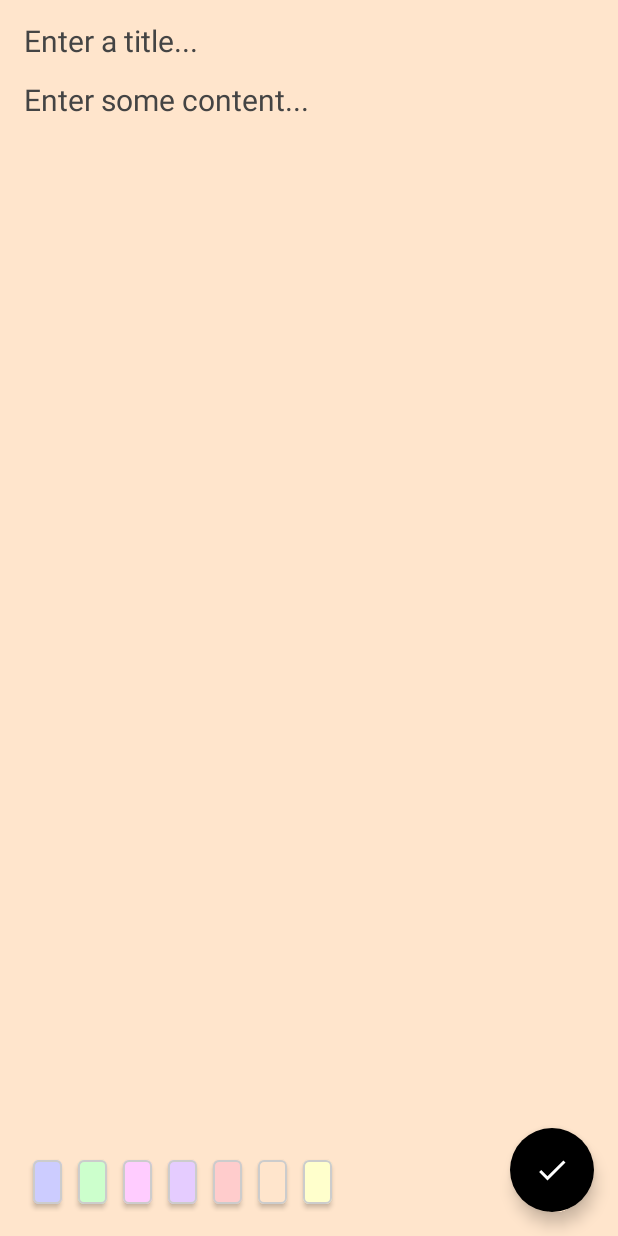
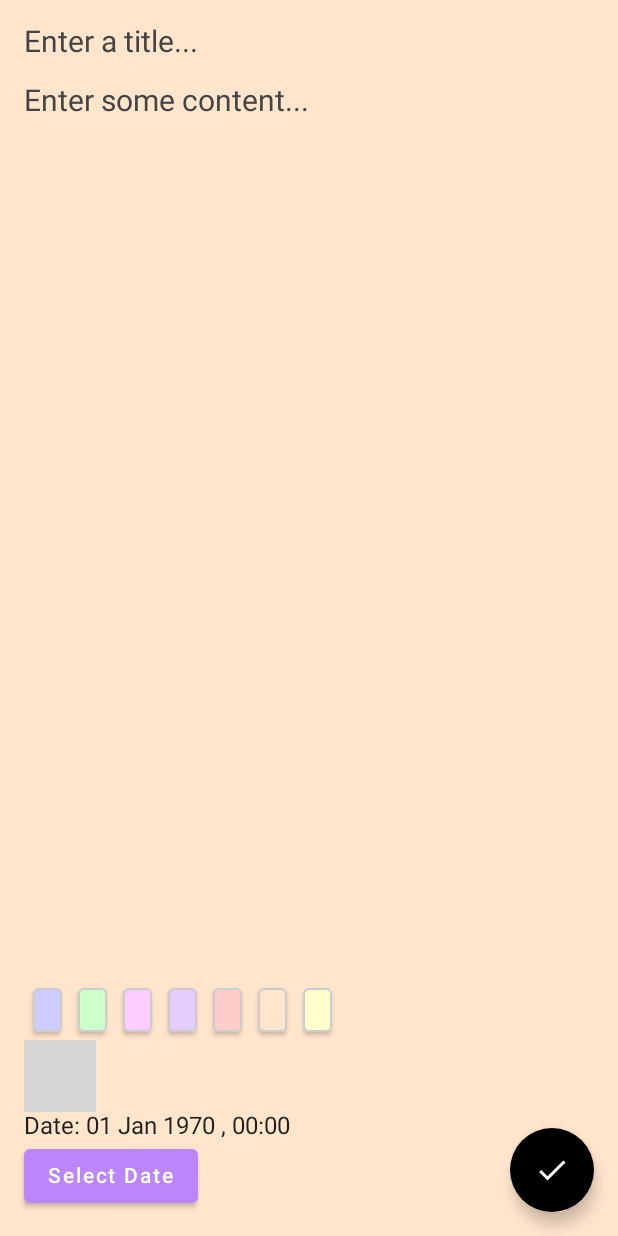
Before and after one commit to vao-source-code/notepad, an Android app built with Jetpack Compose: the NoteListScreen screen opened through its navigation route, after a tap on "Add Note", on a phone screen of 412 x 824 dp. Run offline under Robolectric (Android 15) with nearby library versions, the phone set to English and light mode, and no system bars; our stand-ins replace Dagger/Hilt's generated code; libraries missing offline, so code that uses them is left out: com.maxkeppeker.sheets, com.maxkeppeler.sheets; 4 statements that could not run were skipped; grey boxes are pictures that could not be loaded.

Commit message:
-mejoras de view model, se implementa la fecha de inicio.

```diff
--- a/androidApp/src/main/java/com/vorue/notekmm/android/MyApplicationTheme.kt
+++ b/androidApp/src/main/java/com/vorue/notekmm/android/MyApplicationTheme.kt
@@ -28,7 +28,7 @@
         )
     } else {
         lightColors(
-            primary = Color(0xFF6200EE),
+            primary = Color(0xFFBB86FC),
             primaryVariant = Color(0xFF3700B3),
             secondary = Color(0xFF03DAC5)
         )
--- a/androidApp/src/main/java/com/vorue/notekmm/android/note_detail/NoteDetailState.kt
+++ b/androidApp/src/main/java/com/vorue/notekmm/android/note_detail/NoteDetailState.kt
@@ -7,4 +7,6 @@
     val noteContent: String = "",
     val isNoteContentHintVisible: Boolean = false,
     val noteColor: Long = 0xFFFFFFFF,
+    val noteDateInit : Long = 0L,
+    val noteDateEnd :Long = 0L,
 )
--- a/androidApp/src/main/java/com/vorue/notekmm/android/note_detail/NoteDetailViewModel.kt
+++ b/androidApp/src/main/java/com/vorue/notekmm/android/note_detail/NoteDetailViewModel.kt
@@ -1,5 +1,6 @@
 package com.vorue.notekmm.android.note_detail
 
+import android.util.Log
 import androidx.lifecycle.SavedStateHandle
 import androidx.lifecycle.ViewModel
 import androidx.lifecycle.viewModelScope
@@ -8,8 +9,12 @@
 import com.vorue.notekmm.library.DateTimeUtil
 import dagger.hilt.android.lifecycle.HiltViewModel
 import kotlinx.coroutines.flow.*
+
 import kotlinx.coroutines.launch
+import kotlinx.datetime.toKotlinLocalDateTime
+import java.time.LocalDateTime
 import javax.inject.Inject
+import kotlin.experimental.ExperimentalTypeInference
 
 @HiltViewModel
 class NoteDetailViewModel @Inject constructor(
@@ -25,22 +30,33 @@
         "noteColor",
         Note.generateRandomColor()
     )
+    private val noteDateInit = savedStateHandle.getStateFlow(
+        "noteDateInit",
+
+        DateTimeUtil.toEpochMilli(DateTimeUtil.now())
+    )
+    private val noteDateEnd = savedStateHandle.getStateFlow(
+        "noteDateEnd",
+        DateTimeUtil.toEpochMilli(DateTimeUtil.now())
+    )
 
     val state = combine(
         noteTitle,
-        isNoteTitleFocused,
         noteContent,
-        isNoteContentFocused,
-        noteColor
-    ) { title, isTitleFocused, content, isContentFocused, color ->
+        noteDateInit,
+        noteDateEnd,
+        noteColor)
+    { title, content, init, end , col ->
         NoteDetailState(
             noteTitle = title,
-            isNoteTitleHintVisible = title.isEmpty() && !isTitleFocused,
+            isNoteTitleHintVisible = title.isEmpty() && !isNoteTitleFocused.value,
             noteContent = content,
-            isNoteContentHintVisible = content.isEmpty() && !isContentFocused,
-            noteColor = color
+            isNoteContentHintVisible = content.isEmpty() && !isNoteContentFocused.value,
+            noteColor = col,
+            noteDateInit = init,
+            noteDateEnd = end,
         )
-    }.stateIn(viewModelScope, SharingStarted.WhileSubscribed(5000), NoteDetailState())
+    }    .stateIn(viewModelScope, SharingStarted.WhileSubscribed(5000), NoteDetailState())
 
     private val _hasNoteBeenSaved = MutableStateFlow(false)
     val hasNoteBeenSaved = _hasNoteBeenSaved.asStateFlow()
@@ -58,6 +74,8 @@
                     savedStateHandle["noteTitle"] = note.title
                     savedStateHandle["noteContent"] = note.content
                     savedStateHandle["noteColor"] = note.colorHex
+                    savedStateHandle["noteDateInit"] = DateTimeUtil.toEpochMilli(note.start)
+                    savedStateHandle["noteDateEnd"] = DateTimeUtil.toEpochMilli(note.end)
                 }
             }
         }
@@ -83,6 +101,26 @@
         savedStateHandle["isNoteContentFocused"] = isFocused
     }
 
+    fun onNoteDateInitChanged(date: Long) {
+        savedStateHandle["noteDateInit"] = date
+    }
+
+    fun onNoteDateInitChanged(date: LocalDateTime) {
+        savedStateHandle["noteDateInit"] = DateTimeUtil.toEpochMilli(date.toKotlinLocalDateTime())
+
+        Log.d("TAG", noteDateInit.value.toString())
+    }
+
+
+    fun onNoteDateEndChanged(date: LocalDateTime) {
+        savedStateHandle["noteDateEnd"] = DateTimeUtil.toEpochMilli(date.toKotlinLocalDateTime())
+    }
+    fun onNoteDateEndChanged(date: Long) {
+        savedStateHandle["noteDateEnd"] = date
+    }
+
+
+
     fun saveNote() {
         viewModelScope.launch {
             noteDataSource.insertNote(
@@ -93,11 +131,15 @@
                     colorHex = noteColor.value,
                     created = DateTimeUtil.now(),
                     //TODO modificar esto urgente
-                    start = DateTimeUtil.now(),
-                    end = DateTimeUtil.now()
+                    start  = DateTimeUtil.toLocalDateTime(noteDateInit.value),
+                    end = DateTimeUtil.toLocalDateTime(noteDateEnd.value)
                 )
             )
             _hasNoteBeenSaved.value = true
         }
     }
+
+
+
+
 }
--- a/androidApp/src/main/java/com/vorue/notekmm/android/note_detail/NoteDetailsScreen.kt
+++ b/androidApp/src/main/java/com/vorue/notekmm/android/note_detail/NoteDetailsScreen.kt
@@ -1,10 +1,14 @@
 package com.vorue.notekmm.android.note_detail
 
+import android.util.Log
+import android.widget.DatePicker
+import android.widget.TimePicker
 import androidx.compose.animation.AnimatedVisibility
 import androidx.compose.animation.fadeIn
 import androidx.compose.animation.fadeOut
 import androidx.compose.foundation.background
 import androidx.compose.foundation.layout.*
+
 import androidx.compose.foundation.lazy.LazyColumn
 import androidx.compose.foundation.lazy.grid.GridCells
 import androidx.compose.foundation.lazy.grid.LazyVerticalGrid
@@ -17,6 +21,7 @@
 import androidx.compose.runtime.Composable
 import androidx.compose.runtime.LaunchedEffect
 import androidx.compose.runtime.collectAsState
+import androidx.compose.runtime.currentCompositionLocalContext
 import androidx.compose.runtime.getValue
 import androidx.compose.ui.Modifier
 import androidx.compose.ui.graphics.Color
@@ -24,11 +29,15 @@
 import androidx.compose.ui.tooling.preview.Preview
 import androidx.compose.ui.unit.dp
 import androidx.compose.ui.unit.sp
+import androidx.compose.ui.window.DialogProperties
 import androidx.hilt.navigation.compose.hiltViewModel
 import androidx.navigation.NavController
-import com.vorue.notekmm.android.note_list.HideableSearchTextField
-import com.vorue.notekmm.android.note_list.NoteItem
-import com.vorue.notekmm.domain.Note
+import com.maxkeppeker.sheets.core.models.base.rememberUseCaseState
+import com.maxkeppeler.sheets.date_time.DateTimeDialog
+import com.maxkeppeler.sheets.date_time.models.DateTimeSelection
+import com.vorue.notekmm.library.DateTimeUtil
+
+
 import com.vorue.notekmm.presentation.COLOR_BLUE
 import com.vorue.notekmm.presentation.COLOR_GREEN
 import com.vorue.notekmm.presentation.COLOR_ORANGE
@@ -47,6 +56,8 @@
     val state by viewModel.state.collectAsState()
     val hasNoteBeenSaved by viewModel.hasNoteBeenSaved.collectAsState()
 
+    state.noteDateEnd
+    state.noteDateInit
     LaunchedEffect(key1 = hasNoteBeenSaved) {
         if (hasNoteBeenSaved)
             navController.popBackStack()
@@ -114,13 +125,45 @@
         )
 
 
-        Row() {
-            LazyVerticalColorButton(modifier, viewModel)
+        state.noteDateEnd
+        state.noteDateInit
+
+        LazyVerticalColorButton(modifier, viewModel)
+
+        Row(modifier= Modifier.fillMaxWidth(),horizontalArrangement = Arrangement.SpaceBetween) {
+
+            ComposeDateTimePicker(viewModel = viewModel)
+
         }
 
     }
 
 }
+
+@OptIn(ExperimentalMaterialApi::class)
+@Composable
+fun ComposeDateTimePicker(  viewModel: NoteDetailViewModel ) {
+
+    Column {
+        val calendarState = rememberUseCaseState()
+
+
+        DateTimeDialog(state = calendarState, selection = DateTimeSelection.DateTime{
+            Log.d("TAG", "ComposeDateTimePicker: $it")
+            viewModel.onNoteDateInitChanged(it)
+        })
+
+        Text(text = "Date: ${DateTimeUtil.formatDate(viewModel.state.value.noteDateInit)}")
+
+        Button( onClick = { calendarState.show() }) {
+            Text(text = "Select Date")
+        }
+    }
+
+
+}
+
+
 
 @Preview
 @Composable
@@ -149,7 +192,10 @@
     LazyVerticalGrid(modifier = Modifier.width(210.dp), columns = GridCells.Fixed(7) , content = {
         items(listColor) { it ->
             val i = listColor.indexOf(it)
-            Button(modifier = Modifier.height(40.dp).width(30.dp).padding(5.dp), onClick = {  } , colors = ButtonDefaults.buttonColors(backgroundColor = Color(it)) ) {
+            Button(modifier = Modifier
+                .height(40.dp)
+                .width(30.dp)
+                .padding(5.dp), onClick = {  } , colors = ButtonDefaults.buttonColors(backgroundColor = Color(it)) ) {
                // Text(text = Note.nameColor(i))
             }
         }
--- a/build.gradle.kts
+++ b/build.gradle.kts
@@ -6,7 +6,7 @@
     }
     dependencies {
         classpath("org.jetbrains.kotlin:kotlin-gradle-plugin:1.7.10")
-        classpath("com.android.tools.build:gradle:8.0.2")
+        classpath("com.android.tools.build:gradle:7.4.2")
         classpath("com.squareup.sqldelight:gradle-plugin:1.5.3")
         classpath("com.google.dagger:hilt-android-gradle-plugin:2.42")
     }
--- a/shared/src/commonMain/kotlin/com/vorue/notekmm/data/NoteMapper.kt
+++ b/shared/src/commonMain/kotlin/com/vorue/notekmm/data/NoteMapper.kt
@@ -13,7 +13,7 @@
     content = content,
     colorHex = colorHex,
     created = Instant.fromEpochMilliseconds(created).toLocalDateTime(TimeZone.currentSystemDefault()),
-    start = Instant.fromEpochMilliseconds(end).toLocalDateTime(TimeZone.currentSystemDefault()),
+    start = Instant.fromEpochMilliseconds(start).toLocalDateTime(TimeZone.currentSystemDefault()),
     end = Instant.fromEpochMilliseconds(end).toLocalDateTime(TimeZone.currentSystemDefault())
 
 )
--- a/shared/src/commonMain/kotlin/com/vorue/notekmm/library/DateTimeUtil.kt
+++ b/shared/src/commonMain/kotlin/com/vorue/notekmm/library/DateTimeUtil.kt
@@ -13,6 +13,8 @@
     fun toEpochMilli(localDateTime: LocalDateTime): Long {
         return localDateTime.toInstant(TimeZone.currentSystemDefault()).toEpochMilliseconds()
     }
+
+
 
     fun formatSample(localDateTime: LocalDateTime): String {
         return localDateTime.toString().replace("T", " ")
@@ -30,4 +32,13 @@
             append("$day $month $year , $hour:$minute")
         }
     }
+
+    fun formatDate(localDateTime: Long): String {
+        return formatDate(toLocalDateTime(localDateTime))
+    }
+
+
+    fun toLocalDateTime(value: Long): LocalDateTime {
+        return Instant.fromEpochMilliseconds(value).toLocalDateTime(TimeZone.currentSystemDefault())
+    }
 }
```
Also changed, not shown: androidApp/build.gradle.kts (+16 -3 lines), 2 other files.
